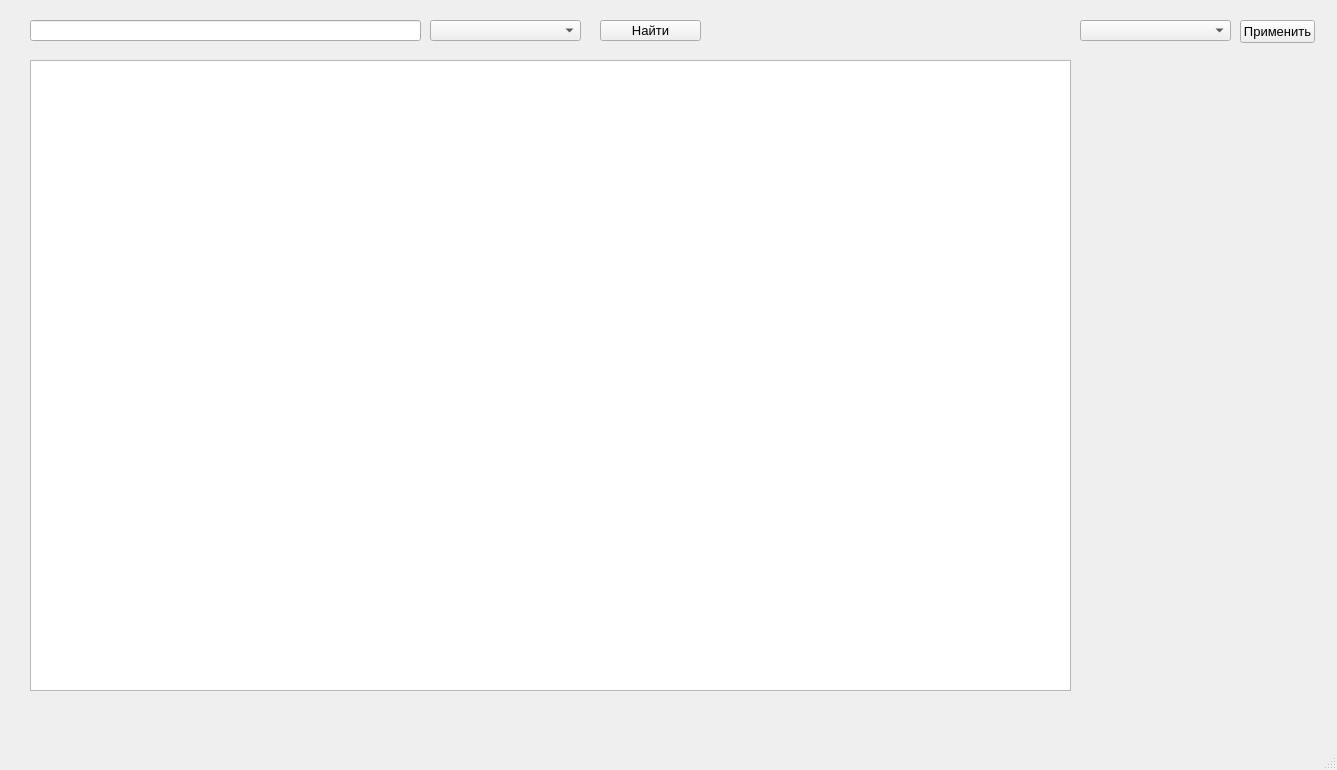
First picture: the form in OmGTU.ui, repository Tek4to/pythonPyQT, before the edit.
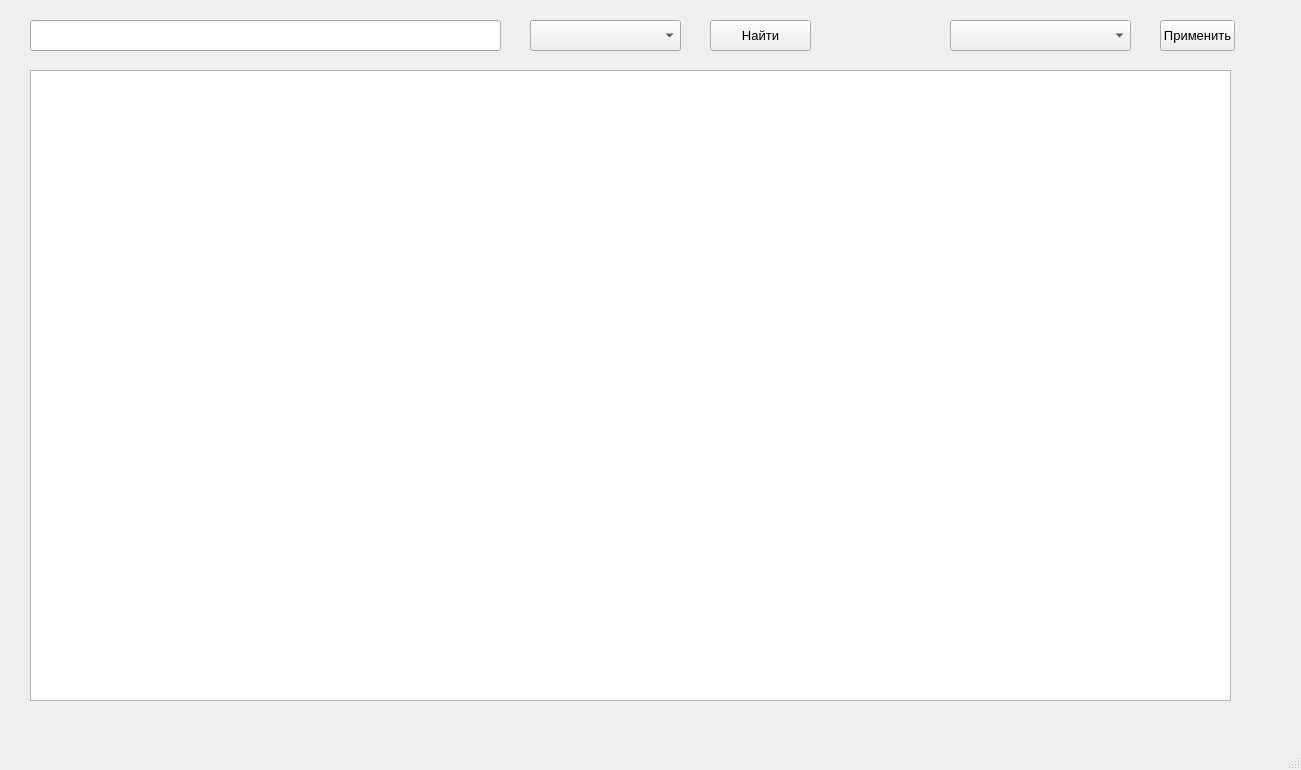
Second picture: the form after the edit.

Commit message: another profiles added

```diff
--- a/OmGTU.ui
+++ b/OmGTU.ui
@@ -6,7 +6,7 @@
    <rect>
     <x>0</x>
     <y>0</y>
-    <width>1337</width>
+    <width>1301</width>
     <height>770</height>
    </rect>
   </property>
@@ -20,10 +20,10 @@
    <widget class="QComboBox" name="comboBox">
     <property name="geometry">
      <rect>
-      <x>1080</x>
+      <x>950</x>
       <y>20</y>
-      <width>151</width>
-      <height>21</height>
+      <width>181</width>
+      <height>31</height>
      </rect>
     </property>
     <property name="font">
@@ -36,8 +36,8 @@
     <property name="geometry">
      <rect>
       <x>30</x>
-      <y>60</y>
-      <width>1041</width>
+      <y>70</y>
+      <width>1201</width>
       <height>631</height>
      </rect>
     </property>
@@ -66,10 +66,10 @@
    <widget class="QPushButton" name="pushButton_3">
     <property name="geometry">
      <rect>
-      <x>1240</x>
+      <x>1160</x>
       <y>20</y>
       <width>75</width>
-      <height>23</height>
+      <height>31</height>
      </rect>
     </property>
     <property name="font">
@@ -86,8 +86,8 @@
      <rect>
       <x>30</x>
       <y>20</y>
-      <width>391</width>
-      <height>21</height>
+      <width>471</width>
+      <height>31</height>
      </rect>
     </property>
     <property name="text">
@@ -97,10 +97,10 @@
    <widget class="QPushButton" name="pushButton">
     <property name="geometry">
      <rect>
-      <x>600</x>
+      <x>710</x>
       <y>20</y>
       <width>101</width>
-      <height>21</height>
+      <height>31</height>
      </rect>
     </property>
     <property name="font">
@@ -115,10 +115,10 @@
    <widget class="QComboBox" name="comboBox_2">
     <property name="geometry">
      <rect>
-      <x>430</x>
+      <x>530</x>
       <y>20</y>
       <width>151</width>
-      <height>21</height>
+      <height>31</height>
      </rect>
     </property>
     <property name="font">
```
Left out of the diff: 4 changed lines with no effect on the pictures. The commit also changes 2 other files.
